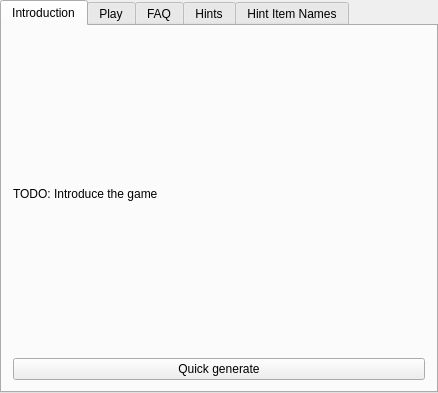
First picture: the form in randovania/gui/ui_files/games_tab_prime_widget.ui, repository randovania/randovania, before the edit.
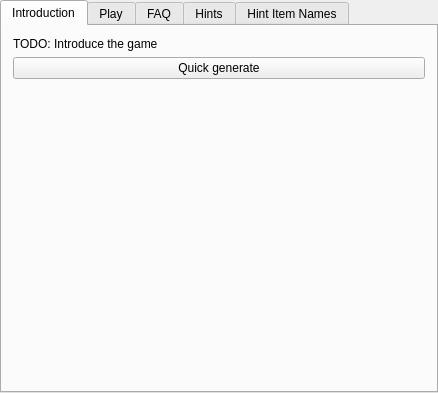
Second picture: the form after the edit. Custom widgets are drawn as their Qt base class.

Commit message: Add images for games

```diff
--- a/randovania/gui/ui_files/games_tab_prime_widget.ui
+++ b/randovania/gui/ui_files/games_tab_prime_widget.ui
@@ -32,6 +32,19 @@
       </property>
      </widget>
     </item>
+    <item>
+     <spacer name="intro_spacer">
+      <property name="orientation">
+       <enum>Qt::Vertical</enum>
+      </property>
+      <property name="sizeHint" stdset="0">
+       <size>
+        <width>20</width>
+        <height>40</height>
+       </size>
+      </property>
+     </spacer>
+    </item>
    </layout>
   </widget>
   <widget class="GenerateGameWidget" name="tab_generate_game">
```
Left out of the diff: 2 changed lines with no effect on the pictures. The commit also changes 18 other files.
